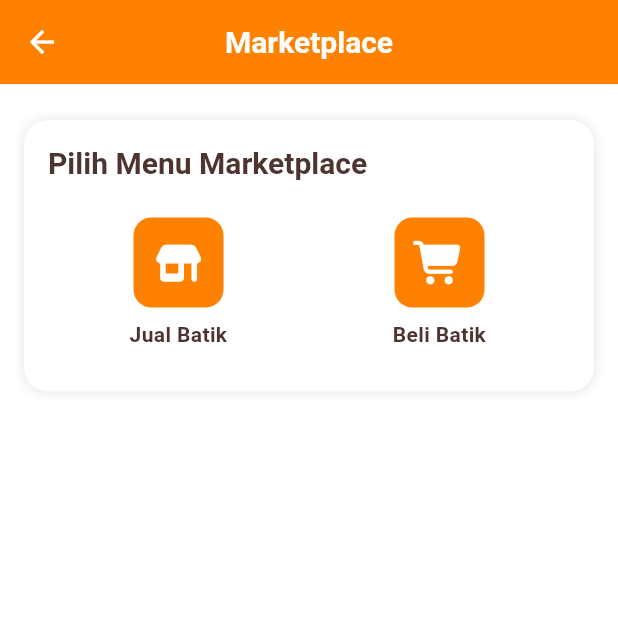
After one commit to HanifFaishalH/pbl_jawara, a Flutter app: the MarketplaceMenu screen opened by its route, on a phone screen of 412 x 824 dp, the top half of it. The commit adds this screen. Run offline on Flutter 3.47's test engine with Material 3 defaults, Android fonts, the phone set to English and light mode, and no system bars; our stand-ins replace data_table_2, file_picker, fl_chart, font_awesome_flutter, go_router, image_picker; network calls fail.

Commit message:
feat: add menu marketplace

```diff
--- a/lib/app_router.dart
+++ b/lib/app_router.dart
@@ -58,6 +58,9 @@ import 'package:jawaramobile_1/screens/ChannelTransfer/tambah_channel_screen.dar
 // ====== Lainnya ======
 import 'package:jawaramobile_1/screens/penerimaan_warga_screen.dart';
 import 'package:jawaramobile_1/screens/dashboard_aspirasi.dart';
+
+// ====== Marketplace ======
+import 'package:jawaramobile_1/screens/Marketplace/menu_marketplace.dart';
 
 final appRouter = GoRouter(
   initialLocation: '/login',
@@ -324,5 +327,11 @@ final appRouter = GoRouter(
       name: 'dashboard-aspirasi',
       builder: (context, state) => const DashboardAspirasi(),
     ),
+    // ====== Marketplace ======
+    GoRoute(
+      path: '/menu-marketplace',
+      name: 'menu-marketplace',
+      builder: (context, state) => const MarketplaceMenu(),
+    ),
   ],
 );
--- /dev/null
+++ b/lib/screens/Marketplace/menu_marketplace.dart
@@ -0,0 +1,165 @@
+import 'package:flutter/material.dart';
+import 'package:font_awesome_flutter/font_awesome_flutter.dart';
+import 'package:go_router/go_router.dart';
+
+class MarketplaceMenu extends StatefulWidget {
+  const MarketplaceMenu({super.key});
+
+  @override
+  State<MarketplaceMenu> createState() => _MarketplaceMenuState();
+}
+
+class _MarketplaceMenuState extends State<MarketplaceMenu> {
+  @override
+  Widget build(BuildContext context) {
+    final colorScheme = Theme.of(context).colorScheme;
+
+    return Scaffold(
+      appBar: AppBar(
+        title: const Text('Marketplace'),
+        backgroundColor: colorScheme.primary,
+        foregroundColor: Colors.white,
+        leading: IconButton(
+          icon: const Icon(Icons.arrow_back),
+          onPressed: () => context.go('/dashboard'),
+        ),
+      ),
+      extendBody: true,
+      backgroundColor: Colors.white,
+      body: SafeArea(
+        child: Stack(
+          children: [
+            SingleChildScrollView(
+              padding: const EdgeInsets.only(top: 24, right: 16, left: 16),
+              child: const Column(
+                crossAxisAlignment: CrossAxisAlignment.start,
+                children: [
+                  MarketplaceHeader(),
+                ],
+              ),
+            ),
+          ],
+        ),
+      ),
+    );
+  }
+}
+
+class MarketplaceItem extends StatefulWidget {
+  const MarketplaceItem({
+    super.key,
+    required this.icon,
+    required this.label,
+    required this.route,
+  });
+
+  final IconData icon;
+  final String label;
+  final String route;
+
+  @override
+  State<MarketplaceItem> createState() => _MarketplaceItemState();
+}
+
+class _MarketplaceItemState extends State<MarketplaceItem> {
+  bool _isHovering = false;
+
+  @override
+  Widget build(BuildContext context) {
+    final colorScheme = Theme.of(context).colorScheme;
+    final textTheme = Theme.of(context).textTheme;
+
+    return InkWell(
+      onTap: () => context.go(widget.route),
+      onHover: (hovering) {
+        setState(() {
+          _isHovering = hovering;
+        });
+      },
+      borderRadius: BorderRadius.circular(16),
+      child: AnimatedContainer(
+        duration: const Duration(milliseconds: 50),
+        padding: const EdgeInsets.symmetric(vertical: 12, horizontal: 8),
+        decoration: BoxDecoration(
+          color: _isHovering ? colorScheme.surfaceVariant : Colors.transparent,
+          borderRadius: BorderRadius.circular(16),
+        ),
+        child: Column(
+          children: [
+            Container(
+              height: 60,
+              width: 60,
+              decoration: BoxDecoration(
+                color: colorScheme.primary,
+                borderRadius: BorderRadius.circular(12),
+              ),
+              child: Center(
+                child: FaIcon(widget.icon, color: Colors.white, size: 28),
+              ),
+            ),
+            const SizedBox(height: 8),
+            Text(
+              widget.label,
+              textAlign: TextAlign.center,
+              style: textTheme.bodyMedium!.copyWith(
+                color: colorScheme.onSurface,
+                fontWeight: FontWeight.w600,
+              ),
+            ),
+          ],
+        ),
+      ),
+    );
+  }
+}
+
+class MarketplaceHeader extends StatelessWidget {
+  const MarketplaceHeader({super.key});
+
+  @override
+  Widget build(BuildContext context) {
+    final textTheme = Theme.of(context).textTheme;
+
+    final items = [
+      {
+        'label': 'Jual Batik',
+        'icon': FontAwesomeIcons.shop,
+        'route': '/jual-batik',
+      },
+      {
+        'label': 'Beli Batik',
+        'icon': FontAwesomeIcons.cartShopping,
+        'route': '/beli-batik',
+      },
+    ];
+
+    return Container(
+      padding: const EdgeInsets.all(16),
+      decoration: BoxDecoration(
+        color: Colors.white,
+        borderRadius: BorderRadius.circular(16),
+        boxShadow: const [BoxShadow(color: Colors.black12, blurRadius: 6)],
+      ),
+      child: Column(
+        crossAxisAlignment: CrossAxisAlignment.start,
+        children: [
+          Text('Pilih Menu Marketplace', style: textTheme.titleLarge),
+          const SizedBox(height: 12),
+          Row(
+            crossAxisAlignment: CrossAxisAlignment.start,
+            mainAxisAlignment: MainAxisAlignment.spaceAround,
+            children: items.map((e) {
+              return Expanded(
+                child: MarketplaceItem(
+                  icon: e['icon'] as IconData,
+                  label: e['label'] as String,
+                  route: e['route'] as String,
+                ),
+              );
+            }).toList(),
+          ),
+        ],
+      ),
+    );
+  }
+}
--- a/lib/widgets/menu_popup.dart
+++ b/lib/widgets/menu_popup.dart
@@ -120,6 +120,11 @@ class _MenuPopUpContent extends StatelessWidget {
         'title': 'Aspirasi',
         'action': () => context.push('/dashboard-aspirasi'),
       },
+      {
+        'icon': Icons.store,
+        'title': 'Marketplace',
+        'action': () => context.push('/menu-marketplace'),
+      },
     ];
 
     return Material(
```
Also changed, not shown: 1 other file.
